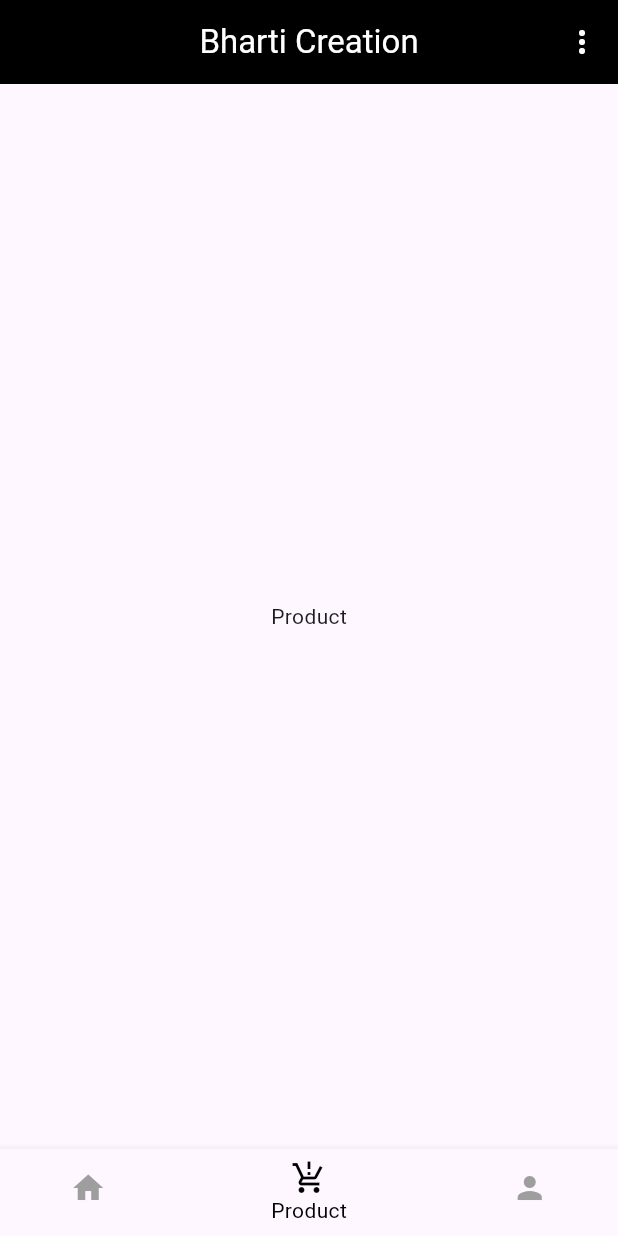
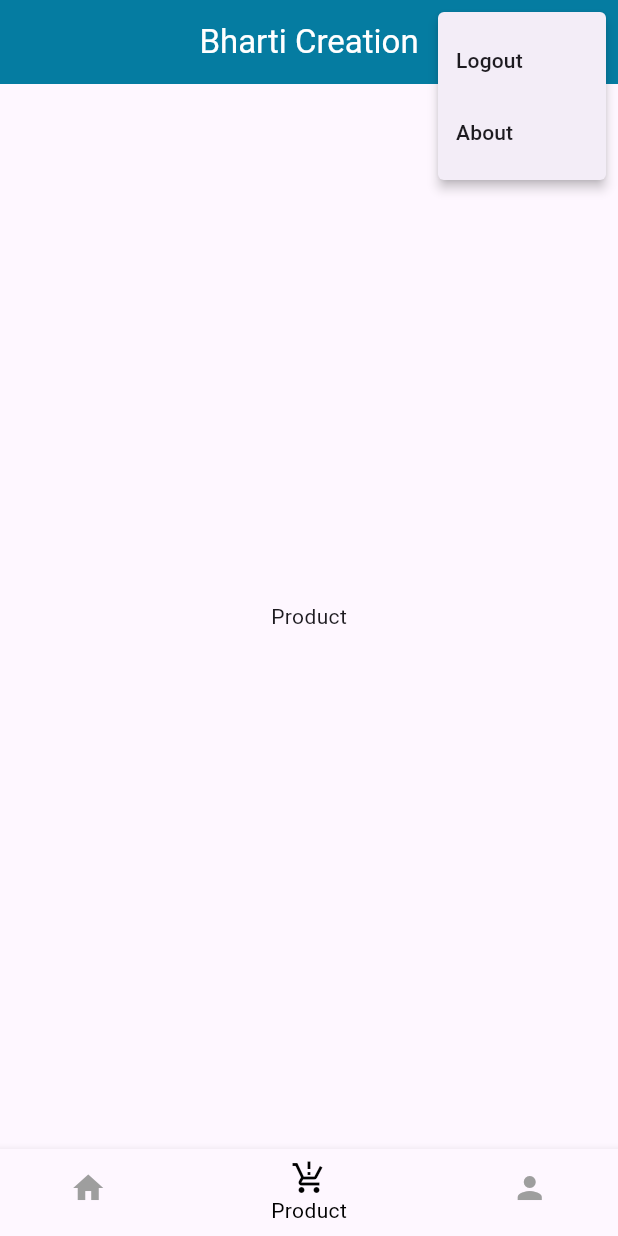
Before and after one commit to SahilLiotech/Bharti_Creation_App, a Flutter app: the screen it shows after launch, item 2 of the bottom bar chosen, after a tap on the "more vert" icon, on a phone screen of 412 x 824 dp. Run offline on Flutter 3.47's test engine with Material 3 defaults, Android fonts, the phone set to English and light mode, and no system bars.

Commit message:
Home Page Partially completed.

```diff
--- a/lib/main.dart
+++ b/lib/main.dart
@@ -8,7 +8,6 @@ void main() {
 class MyApp extends StatelessWidget {
   const MyApp({super.key});
 
-  // This widget is the root of your application.
   @override
   Widget build(BuildContext context) {
     return const MaterialApp(
--- a/lib/screens/home_page.dart
+++ b/lib/screens/home_page.dart
@@ -1,7 +1,6 @@
 import 'package:bharti_creation_app/model/product_model.dart';
 import 'package:bharti_creation_app/utils/product_data.dart';
 import 'package:flutter/material.dart';
-import 'package:google_fonts/google_fonts.dart';
 
 class HomePage extends StatefulWidget {
   const HomePage({super.key});
@@ -41,9 +40,8 @@ class _HomePageState extends State<HomePage> {
   Widget build(BuildContext context) {
     final screenSize = MediaQuery.of(context).size;
     return Scaffold(
-      body: SingleChildScrollView(
-        child: Column(
-          crossAxisAlignment: CrossAxisAlignment.start,
+      body: ListView(
+        shrinkWrap: true,
         children: [
           SizedBox(
             width: screenSize.width,
@@ -52,53 +50,90 @@ class _HomePageState extends State<HomePage> {
               fit: BoxFit.contain,
             ),
           ),
-            const SizedBox(height: 20),
-            _buildProductSection('Name Plate', _namePlateProducts),
-            const SizedBox(height: 20),
-            _buildProductSection('DND Panel', _dndPanelProducts),
-            const SizedBox(height: 20),
-            _buildProductSection('LED Name Plate', _ledNamePlateProducts),
-            const SizedBox(height: 20),
-            _buildProductSection('Society Dashboard', _socityNameBoardProducts),
+          // TODO: Remove unnecessary repetation.
+          const SizedBox(
+            height: 20,
+          ),
+          const Text(
+            'NamePlates',
+            style: TextStyle(
+              fontSize: 26,
+              fontWeight: FontWeight.bold,
+            ),
+          ),
+          ProductRow(
+            products: _namePlateProducts,
+          ),
+          const SizedBox(
+            height: 20,
+          ),
+          const Text(
+            'DND Panels',
+            style: TextStyle(
+              fontSize: 26,
+              fontWeight: FontWeight.bold,
+            ),
+          ),
+          ProductRow(
+            products: _dndPanelProducts,
+          ),
+          const SizedBox(
+            height: 20,
+          ),
+          const Text(
+            'LED Nameplates',
+            style: TextStyle(
+              fontSize: 26,
+              fontWeight: FontWeight.bold,
+            ),
+          ),
+          ProductRow(
+            products: _ledNamePlateProducts,
+          ),
+          const SizedBox(
+            height: 20,
+          ),
+          const Text(
+            'Society Name Boards',
+            style: TextStyle(
+              fontSize: 26,
+              fontWeight: FontWeight.bold,
+            ),
+          ),
+          ProductRow(
+            products: _socityNameBoardProducts,
+          ),
         ],
-        ),
       ),
     );
   }
+}
 
-  Widget _buildProductSection(String title, List<Product> products) {
-    final screenSize = MediaQuery.of(context).size;
-    return Column(
-      crossAxisAlignment: CrossAxisAlignment.start,
-      children: [
-        Padding(
-          padding: EdgeInsets.symmetric(horizontal: screenSize.width * 0.01),
-          child: Text(
-            title,
-            style: GoogleFonts.lato(
-              textStyle: const TextStyle(
-                fontSize: 28,
-                fontWeight: FontWeight.bold,
+class ProductRow extends StatelessWidget {
+  final List<Product> products;
+  const ProductRow({super.key, required this.products});
+  // TODO: add a title: String field that shows title of ProductRow widget
+
+  @override
+  Widget build(BuildContext context) {
+    return SizedBox(
+      height: 200,
+      child: ListView(
+        shrinkWrap: true,
+        scrollDirection: Axis.horizontal,
+        children: products.map((e) => ProductCard(product: e)).toList(),
       ),
-            ),
-          ),
-        ),
-        const SizedBox(height: 10),
-        SizedBox(
-          height: 250,
-          child: ListView.builder(
-            scrollDirection: Axis.horizontal,
-            itemCount: products.length,
-            itemBuilder: (context, index) {
-              final product = products[index];
-              return Padding(
-                padding: const EdgeInsets.symmetric(horizontal: 8.0),
-                child: Card(
-                  color: Colors.grey[300],
-                  elevation: 5.0,
-                  child: Padding(
-                    padding: const EdgeInsets.symmetric(
-                        horizontal: 12.0, vertical: 10.0),
+    );
+  }
+}
+
+class ProductCard extends StatelessWidget {
+  final Product product;
+  const ProductCard({super.key, required this.product});
+
+  @override
+  Widget build(BuildContext context) {
+    return Card(
       child: Column(
         children: [
           Image.asset(
@@ -107,21 +142,8 @@ class _HomePageState extends State<HomePage> {
             width: 150,
             fit: BoxFit.cover,
           ),
-                        const SizedBox(height: 20),
-                        Text(
-                          product.name,
-                          style: const TextStyle(fontWeight: FontWeight.w700),
-                        ),
-                        Text('₹${product.price}'),
         ],
       ),
-                  ),
-                ),
-              );
-            },
-          ),
-        ),
-      ],
     );
   }
 }
--- a/lib/widgets/app_bar.dart
+++ b/lib/widgets/app_bar.dart
@@ -11,14 +11,36 @@ class CustomeAppBar extends StatelessWidget implements PreferredSizeWidget {
     return AppBar(
       title: const Text("Bharti Creation"),
       centerTitle: true,
-      backgroundColor: Colors.black,
+      backgroundColor: const Color(0xFF057ca1),
       foregroundColor: Colors.white,
       actions: [
-        IconButton(
-          onPressed: () {},
-          icon: const Icon(Icons.more_vert),
-        )
+        PopupMenuButton(
+          onSelected: _handleClick,
+          itemBuilder: (ctx) => [
+            const PopupMenuItem(
+              value: 0,
+              child: Text("Logout"),
+            ),
+            const PopupMenuItem(
+              value: 1,
+              child: Text("About"),
+            ),
+          ],
+        ),
       ],
     );
   }
+
+  void _handleClick(int opt) {
+    switch (opt) {
+      case 0:
+        print('logging out');
+        break;
+      case 1:
+        print('About Us');
+        break;
+      default:
+        throw UnimplementedError();
+    }
+  }
 }
```
Also changed, not shown: pubspec.lock. Lines whose indentation alone changed are shown as unchanged.
